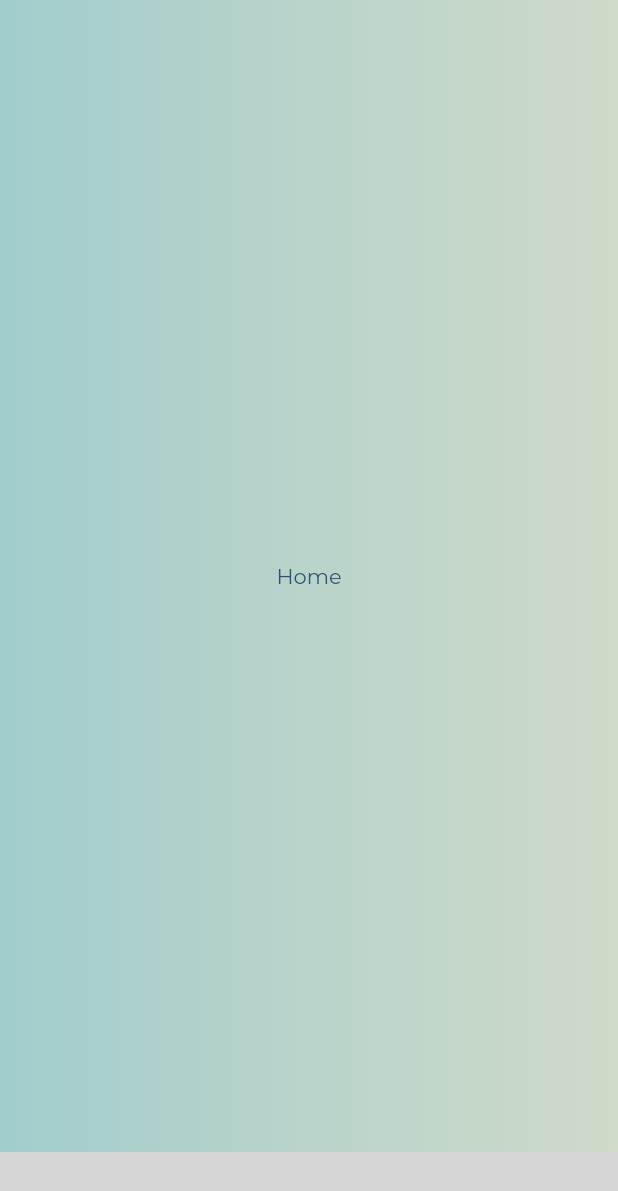
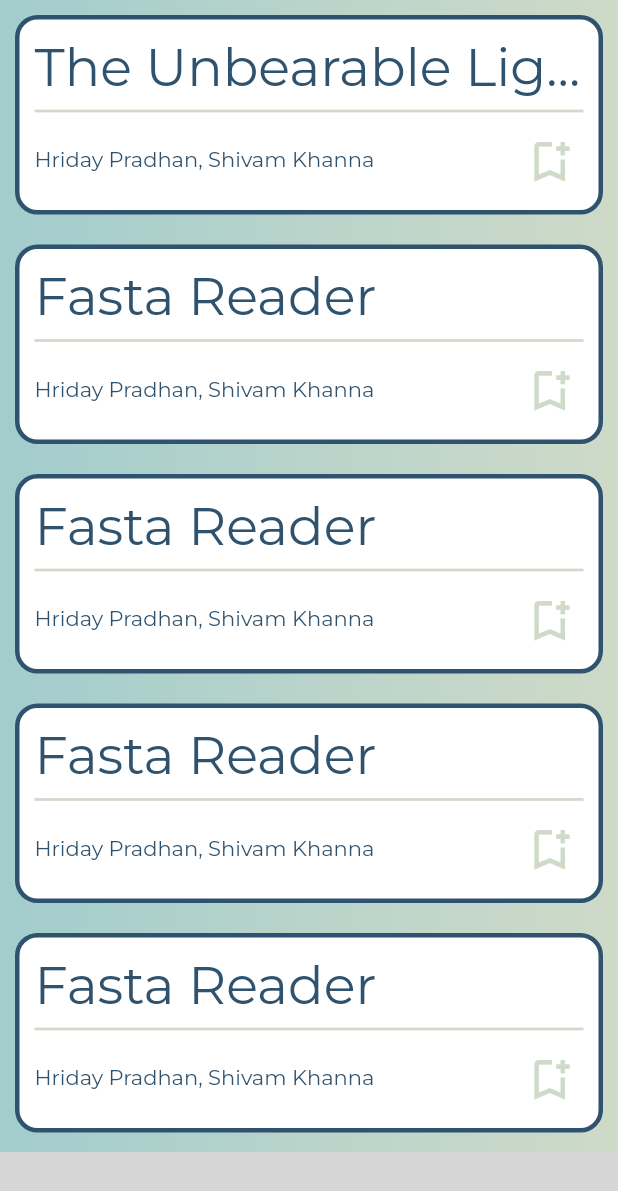
Before and after one commit to hridaypradhan/get-journal, a Flutter app: the BaseScreen screen opened by its route, on a phone screen of 412 x 824 dp. Shown: the top 1191 px of the screen. Run offline on Flutter 3.47's test engine with Material 2 defaults, Android fonts, the phone set to English and light mode, and no system bars; our stand-ins replace animated_text_kit, flutter_bounce, google_fonts; missing offline and left inert: bottom_bar, flutter_swipe_button; grey boxes are pictures that could not be loaded.

Commit message:
Basic home screen UI

```diff
--- a/lib/global/constants/colors.dart
+++ b/lib/global/constants/colors.dart
@@ -1,6 +1,7 @@
 import 'package:flutter/material.dart';
 
 const kPrimaryBlue = Color(0xFF2f536e);
+const kLightGreen = Color(0xFFcfdac8);
 
 const kPrimaryGradient = LinearGradient(
   colors: [
--- a/lib/main.dart
+++ b/lib/main.dart
@@ -1,11 +1,10 @@
 import 'package:flutter/material.dart';
 import 'package:flutter/services.dart';
+import 'package:google_fonts/google_fonts.dart';
+
 import 'global/constants/colors.dart';
 import 'screens/base/base_screen.dart';
 import 'screens/landing/landing_screen.dart';
-import 'package:google_fonts/google_fonts.dart';
-
-import 'screens/home/home_screen.dart';
 
 void main() {
   WidgetsFlutterBinding.ensureInitialized();
@@ -28,7 +27,7 @@ class GetJournal extends StatelessWidget {
             GoogleFonts.montserratTextTheme().apply(bodyColor: kPrimaryBlue),
       ),
       debugShowCheckedModeBanner: false,
-      initialRoute: BaseScreen.id,
+      initialRoute: LandingScreen.id,
       routes: {
         LandingScreen.id: (context) => const LandingScreen(),
         BaseScreen.id: (context) => BaseScreen(),
--- /dev/null
+++ b/lib/models/paper.dart
@@ -0,0 +1,63 @@
+import 'dart:convert';
+
+import 'package:flutter/foundation.dart';
+
+class Paper {
+  String title;
+  List<String> authors;
+  bool saved;
+
+  Paper({
+    required this.title,
+    required this.authors,
+    required this.saved,
+  });
+
+  Paper copyWith({
+    String? title,
+    List<String>? authors,
+    bool? saved,
+  }) {
+    return Paper(
+      title: title ?? this.title,
+      authors: authors ?? this.authors,
+      saved: saved ?? this.saved,
+    );
+  }
+
+  Map<String, dynamic> toMap() {
+    return {
+      'title': title,
+      'authors': authors,
+      'saved': saved,
+    };
+  }
+
+  factory Paper.fromMap(Map<String, dynamic> map) {
+    return Paper(
+      title: map['title'] ?? '',
+      authors: List<String>.from(map['authors']),
+      saved: map['saved'] ?? false,
+    );
+  }
+
+  String toJson() => json.encode(toMap());
+
+  factory Paper.fromJson(String source) => Paper.fromMap(json.decode(source));
+
+  @override
+  String toString() => 'Paper(title: $title, authors: $authors, saved: $saved)';
+
+  @override
+  bool operator ==(Object other) {
+    if (identical(this, other)) return true;
+
+    return other is Paper &&
+        other.title == title &&
+        listEquals(other.authors, authors) &&
+        other.saved == saved;
+  }
+
+  @override
+  int get hashCode => title.hashCode ^ authors.hashCode ^ saved.hashCode;
+}
--- a/lib/screens/base/base_screen.dart
+++ b/lib/screens/base/base_screen.dart
@@ -1,10 +1,10 @@
 import 'package:bottom_bar/bottom_bar.dart';
 import 'package:flutter/material.dart';
+
+import '../../global/constants/colors.dart';
 import '../home/home_screen.dart';
 import '../profile/profile_screen.dart';
 import '../search/search_screen.dart';
-
-import '../../global/constants/colors.dart';
 
 class BaseScreen extends StatefulWidget {
   static const id = '/base_screen';
@@ -34,19 +34,28 @@ class _BaseScreenState extends State<BaseScreen> {
             backgroundColor: kPrimaryBlue,
             items: [
               BottomBarItem(
-                icon: const Icon(Icons.home),
+                icon: const Icon(
+                  Icons.home,
+                  size: 30.0,
+                ),
                 title: const Text('Home'),
                 activeColor: Colors.white,
                 inactiveColor: Colors.white,
               ),
               BottomBarItem(
-                icon: const Icon(Icons.search),
+                icon: const Icon(
+                  Icons.search,
+                  size: 30.0,
+                ),
                 title: const Text('Search'),
                 activeColor: Colors.white,
                 inactiveColor: Colors.white,
               ),
               BottomBarItem(
-                icon: const Icon(Icons.person),
+                icon: const Icon(
+                  Icons.person,
+                  size: 30.0,
+                ),
                 title: const Text('Profile'),
                 activeColor: Colors.white,
                 inactiveColor: Colors.white,
--- a/lib/screens/home/home_screen.dart
+++ b/lib/screens/home/home_screen.dart
@@ -1,4 +1,39 @@
 import 'package:flutter/material.dart';
+import '../../models/paper.dart';
+import 'widgets/paper_widget.dart';
+
+List<Paper> dummyPapers = [
+  Paper(
+    authors: ['Hriday Pradhan', 'Shivam Khanna'],
+    title: 'The Unbearable Lightness of Being',
+    saved: false,
+  ),
+  Paper(
+    authors: ['Hriday Pradhan', 'Shivam Khanna'],
+    title: 'Fasta Reader',
+    saved: false,
+  ),
+  Paper(
+    authors: ['Hriday Pradhan', 'Shivam Khanna'],
+    title: 'Fasta Reader',
+    saved: false,
+  ),
+  Paper(
+    authors: ['Hriday Pradhan', 'Shivam Khanna'],
+    title: 'Fasta Reader',
+    saved: false,
+  ),
+  Paper(
+    authors: ['Hriday Pradhan', 'Shivam Khanna'],
+    title: 'Fasta Reader',
+    saved: false,
+  ),
+  Paper(
+    authors: ['Hriday Pradhan', 'Shivam Khanna'],
+    title: 'Fasta Reader',
+    saved: false,
+  ),
+];
 
 class HomeScreen extends StatelessWidget {
   static const id = '/home_screen';
@@ -7,8 +42,11 @@ class HomeScreen extends StatelessWidget {
 
   @override
   Widget build(BuildContext context) {
-    return const Center(
-      child: Text('Home'),
+    return ListView.builder(
+      itemCount: dummyPapers.length,
+      itemBuilder: (context, index) => PaperWidget(
+        paper: dummyPapers[index],
+      ),
     );
   }
 }
--- /dev/null
+++ b/lib/screens/home/widgets/paper_widget.dart
@@ -0,0 +1,74 @@
+import 'package:flutter/material.dart';
+import '../../../global/constants/colors.dart';
+
+import '../../../models/paper.dart';
+
+class PaperWidget extends StatelessWidget {
+  final Paper paper;
+  const PaperWidget({
+    Key? key,
+    required this.paper,
+  }) : super(key: key);
+
+  @override
+  Widget build(BuildContext context) {
+    return Container(
+      margin: const EdgeInsets.all(10.0),
+      padding: const EdgeInsets.all(10.0),
+      child: Column(
+        crossAxisAlignment: CrossAxisAlignment.stretch,
+        children: [
+          Tooltip(
+            message: paper.title,
+            child: Text(
+              paper.title,
+              overflow: TextOverflow.ellipsis,
+              style: const TextStyle(
+                fontSize: 35.0,
+              ),
+            ),
+          ),
+          const Divider(
+            color: kLightGreen,
+            thickness: 1.8,
+          ),
+          Row(
+            mainAxisAlignment: MainAxisAlignment.spaceBetween,
+            children: [
+              Text(_getAuthors(paper.authors)),
+              IconButton(
+                onPressed: () {},
+                icon: Icon(
+                  !paper.saved
+                      ? Icons.bookmark_add_outlined
+                      : Icons.bookmark_added,
+                  size: 35.0,
+                  color: kLightGreen,
+                ),
+              ),
+            ],
+          ),
+        ],
+      ),
+      decoration: BoxDecoration(
+        borderRadius: BorderRadius.circular(15.0),
+        color: Colors.white,
+        border: Border.all(
+          color: kPrimaryBlue,
+          width: 3.0,
+        ),
+      ),
+    );
+  }
+
+  String _getAuthors(List<String> authors) {
+    String output = authors[0];
+    if (authors.length > 1) {
+      output += ', ${authors[1]}';
+    }
+    if (authors.length > 2) {
+      output += ' etc.';
+    }
+    return output;
+  }
+}
--- a/lib/screens/landing/landing_screen.dart
+++ b/lib/screens/landing/landing_screen.dart
@@ -27,7 +27,7 @@ class _LandingScreenState extends State<LandingScreen> {
       children: [
         const SizedBox(height: 40.0),
         SizedBox(
-          // Remove hardcoded values
+          // TODO Remove hardcoded values
           height: 60.0,
           width: 300.0,
           child: Row(
--- a/lib/screens/landing/widgets/sign_in_button.dart
+++ b/lib/screens/landing/widgets/sign_in_button.dart
@@ -1,5 +1,6 @@
 import 'package:flutter/material.dart';
 import 'package:flutter_bounce/flutter_bounce.dart';
+import '../../base/base_screen.dart';
 
 import '../../../global/constants/colors.dart';
 import '../../../global/utilities/size_helper.dart';
@@ -13,7 +14,10 @@ class SignInButton extends StatelessWidget {
       duration: const Duration(
         milliseconds: 700,
       ),
-      onPressed: () {},
+      onPressed: () {
+        // TODO Implement sign-in logic
+        Navigator.popAndPushNamed(context, BaseScreen.id);
+      },
       child: Container(
         width: SizeHelper(context).width * 0.75,
         padding: const EdgeInsets.all(15.0),
```
